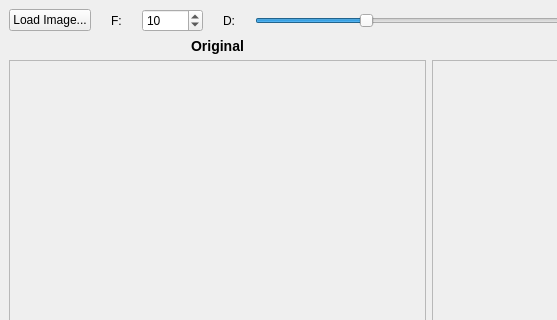
First picture: the form in mainwindow.ui, repository GhislottiGianluca/jpeg_Compression, before the edit; both pictures show x 0 to 557 and y 0 to 320 of the 858 by 833 pixel window.
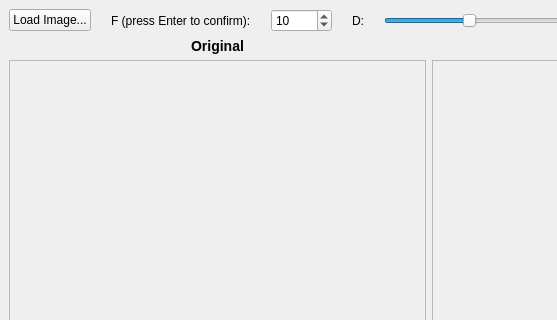
Second picture: the form after the edit.

Commit message: Added input infos and set maximul slider width

What changed in the file:
```diff
--- a/mainwindow.ui
+++ b/mainwindow.ui
@@ -44,7 +44,7 @@
         <item>
          <widget class="QLabel" name="labelBlockSize">
           <property name="text">
-           <string>F:</string>
+           <string>F (press Enter to confirm):</string>
           </property>
          </widget>
         </item>
```
Left out of the diff: 10 changed lines with no effect on the pictures.
